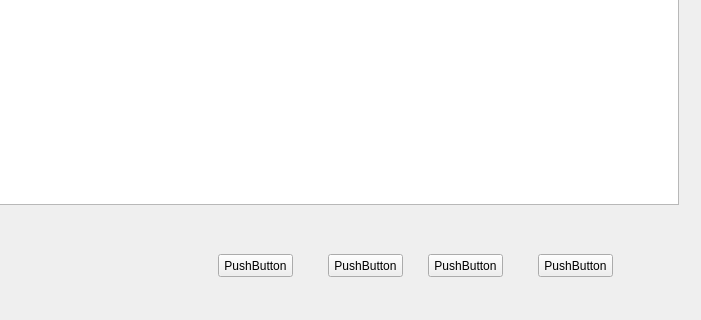
Old version of the form GuiApplication/RankPage.ui in the repository doublezhuang101/GuiApplication; both pictures show x 102 to 803 and y 196 to 516 of the 803 by 516 pixel window.
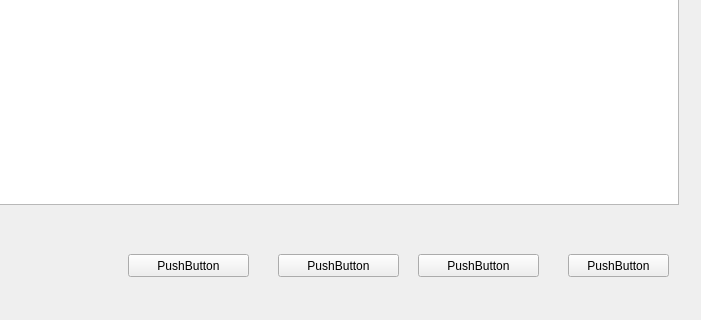
New version of the form.

```diff
--- a/GuiApplication/RankPage.ui
+++ b/GuiApplication/RankPage.ui
@@ -26,9 +26,9 @@
   <widget class="QPushButton" name="CstudyButton">
    <property name="geometry">
     <rect>
-     <x>320</x>
+     <x>230</x>
      <y>450</y>
-     <width>75</width>
+     <width>121</width>
      <height>23</height>
     </rect>
    </property>
@@ -39,9 +39,9 @@
   <widget class="QPushButton" name="MathButton">
    <property name="geometry">
     <rect>
-     <x>430</x>
+     <x>380</x>
      <y>450</y>
-     <width>75</width>
+     <width>121</width>
      <height>23</height>
     </rect>
    </property>
@@ -52,9 +52,9 @@
   <widget class="QPushButton" name="EnglishButton">
    <property name="geometry">
     <rect>
-     <x>530</x>
+     <x>520</x>
      <y>450</y>
-     <width>75</width>
+     <width>121</width>
      <height>23</height>
     </rect>
    </property>
@@ -65,12 +65,15 @@
   <widget class="QPushButton" name="EXIT">
    <property name="geometry">
     <rect>
-     <x>640</x>
+     <x>670</x>
      <y>450</y>
-     <width>75</width>
+     <width>101</width>
      <height>23</height>
     </rect>
    </property>
+   <property name="styleSheet">
+    <string notr="true">font: 15pt &quot;华文楷体&quot;;</string>
+   </property>
    <property name="text">
     <string>PushButton</string>
    </property>
```
